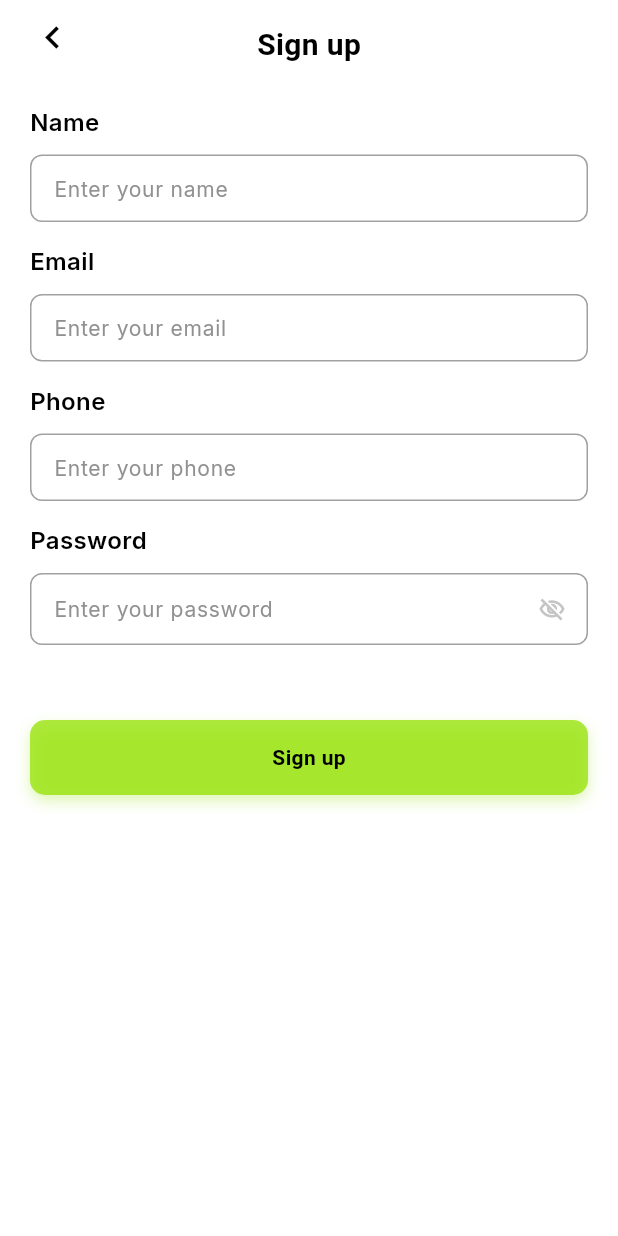
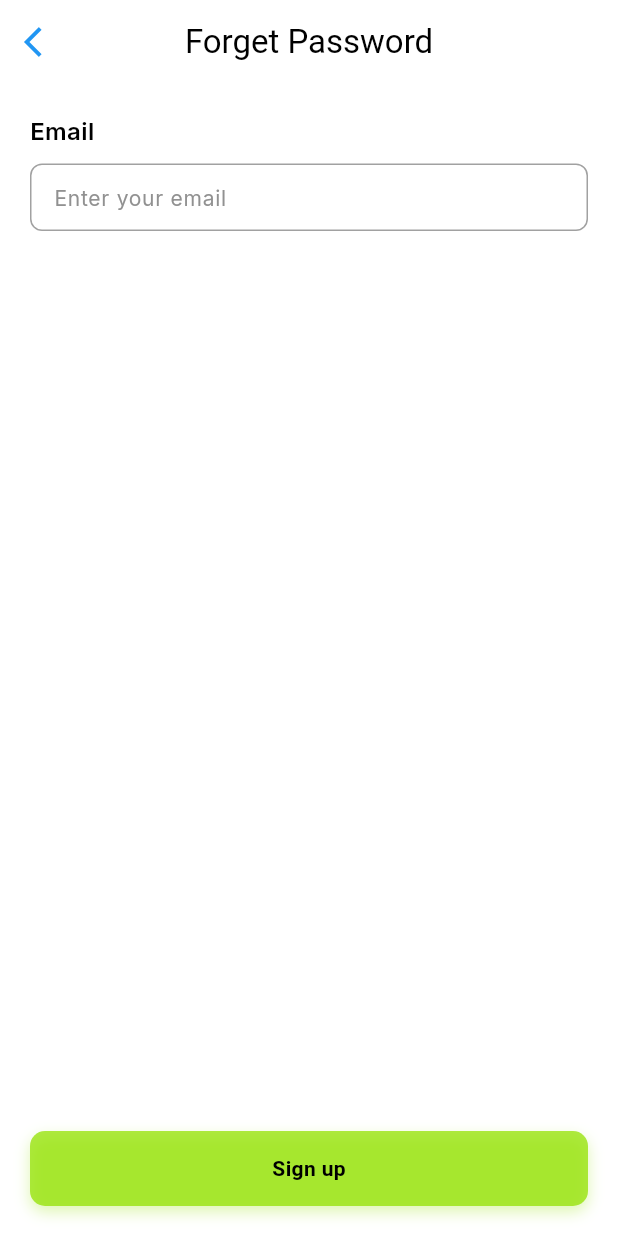
Before and after one commit to mdharis090/3DSmartTrainerMod, a Flutter app: the SingupScreen screen opened by its route, after a tap on "Sign up", on a phone screen of 412 x 824 dp. Run offline on Flutter 3.47's test engine with Material 3 defaults, Android fonts, the phone set to English and light mode, and no system bars; our stand-ins replace connectivity_plus, dio, flutter_riverpod, flutter_secure_storage, get_it, go_router and 4 more; accounts and stored records are empty; Roboto replaces fonts that are missing (Poppins).

Commit message:
forget screen apply

```diff
--- a/lib/core/router/app_router.dart
+++ b/lib/core/router/app_router.dart
@@ -2,6 +2,7 @@ import 'package:flutter/material.dart';
 import 'package:go_router/go_router.dart';
 import 'package:transformationtracker/features/auth/view/pages/login_page.dart';
 import 'package:transformationtracker/features/dashborad/view/dashborad_screen.dart';
+import 'package:transformationtracker/features/forget_password/view/forgetpassword.dart';
 import 'package:transformationtracker/features/onboarding/view/ongoing_screen.dart';
 import 'package:transformationtracker/features/singup/view/singup_screen.dart';
 import 'package:transformationtracker/features/splash/view/splash_screen.dart';
@@ -36,6 +37,7 @@ class AppRouter {
       ),
       GoRoute(path:'/login', name: 'login', builder: (context, state) => const LoginScrren()),
       GoRoute(path: '/signup', name: 'signup', builder: (context, state) => const SingupScreen()),
+      GoRoute(path: '/forgetpassword', name: 'forgetpassword', builder: (context, state) => const ForgetPasswordScreen()),
       GoRoute(path: '/dashborad',
       name: 'Dashborad',
       builder: (context, state) => const DashboardScreen(),
--- /dev/null
+++ b/lib/features/forget_password/view/forgetpassword.dart
@@ -0,0 +1,59 @@
+import 'package:flutter/material.dart';
+import 'package:flutter_riverpod/flutter_riverpod.dart';
+import 'package:transformationtracker/core/utils/custom_button.dart';
+import 'package:transformationtracker/features/auth/controller/auth_controller.dart';
+import 'package:transformationtracker/features/auth/view/widgets/login_widget.dart';
+
+class ForgetPasswordScreen extends ConsumerStatefulWidget {
+  const ForgetPasswordScreen({super.key});
+
+  @override
+  ConsumerState<ConsumerStatefulWidget> createState() => _ForgetPasswordScreenState();
+}
+
+class _ForgetPasswordScreenState extends ConsumerState<ForgetPasswordScreen> {
+   @override
+  Widget build(BuildContext context) {
+    final notifier = ref.watch(loginProvider.notifier);
+    return Scaffold(
+       backgroundColor: Colors.white,
+      appBar: AppBar(
+        centerTitle: true,
+        backgroundColor: Colors.white,
+        leading: IconButton(
+          icon: const Icon(Icons.arrow_back_ios, color: Colors.blue),
+          onPressed: () => Navigator.pop(context),
+        ),
+        title: const Text(
+          'Forget Password',
+          style: TextStyle(color: Colors.black),
+        ),
+        elevation: 0,
+      ),
+      body: SafeArea(
+        child: Padding(
+          padding: const EdgeInsets.symmetric(horizontal: 20),
+          child: Column(
+            children: [
+              const SizedBox(height: 20),
+              loginTextFields(
+                title: 'Email',
+                hintText: 'Enter your email',
+                controller: notifier.emailController,
+              ),
+
+              const Spacer(),
+
+            CustomBoxButton(
+              text: "Sign up",
+              onTap: () {},
+            ),
+
+            const SizedBox(height: 20),
+            ],
+          ),
+        ),
+      ),
+    );
+  }
+}
--- a/lib/features/singup/view/singup_screen.dart
+++ b/lib/features/singup/view/singup_screen.dart
@@ -1,6 +1,6 @@
 import 'package:flutter/material.dart';
 import 'package:flutter_riverpod/flutter_riverpod.dart';
-import 'package:transformationtracker/core/utils/custom_app_bar.dart';
+import 'package:go_router/go_router.dart';
 import 'package:transformationtracker/core/utils/custom_button.dart';
 import 'package:transformationtracker/features/auth/controller/auth_controller.dart';
 import 'package:transformationtracker/features/auth/view/widgets/login_widget.dart';
@@ -19,6 +19,20 @@ class _SingupScreenState extends ConsumerState<SingupScreen> {
     // ignore: unused_local_variable
     final state = ref.watch(loginProvider);
     return Scaffold(
+      backgroundColor: Colors.white,
+      appBar: AppBar(
+        centerTitle: true,
+        backgroundColor: Colors.white,
+        leading: IconButton(
+          icon: const Icon(Icons.arrow_back_ios, color: Colors.blue),
+          onPressed: () => Navigator.pop(context),
+        ),
+        title: const Text(
+          'Sign up',
+          style: TextStyle(color: Colors.black),
+        ),
+        elevation: 0,
+      ),
   body: SafeArea(
     child: Padding(
       padding: const EdgeInsets.symmetric(horizontal: 20),
@@ -28,7 +42,7 @@ class _SingupScreenState extends ConsumerState<SingupScreen> {
           children: [
             const SizedBox(height: 10),
 
-            const CustomRow(customText: "Sign up"),
+           // const CustomRow(customText: "Sign up"),
 
             const SizedBox(height: 20),
 
@@ -55,7 +69,7 @@ class _SingupScreenState extends ConsumerState<SingupScreen> {
               isNumber: true,
             ),
 
-            const SizedBox(height: 15),
+            const SizedBox(height: 40),
 
             loginTextFields(
               title: 'Password',
@@ -70,7 +84,9 @@ class _SingupScreenState extends ConsumerState<SingupScreen> {
 
             CustomBoxButton(
               text: "Sign up",
-              onTap: () {},
+              onTap: () {
+                context.push('/forgetpassword');
+              },
             ),
 
             const SizedBox(height: 20),
```
Also changed, not shown: lib/core/utils/row_cutome_button.dart (added).
